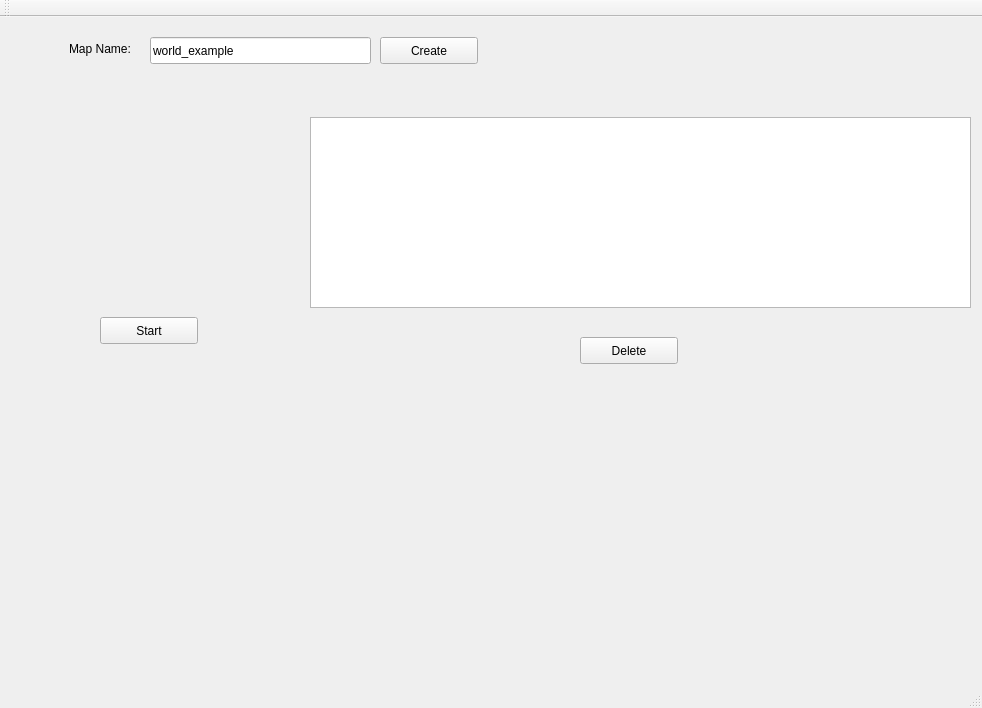
The window that shakey_quickstart/src/mainwindow.ui (speckdavid/shakey2016) describes before a commit, drawn with Qt 5.
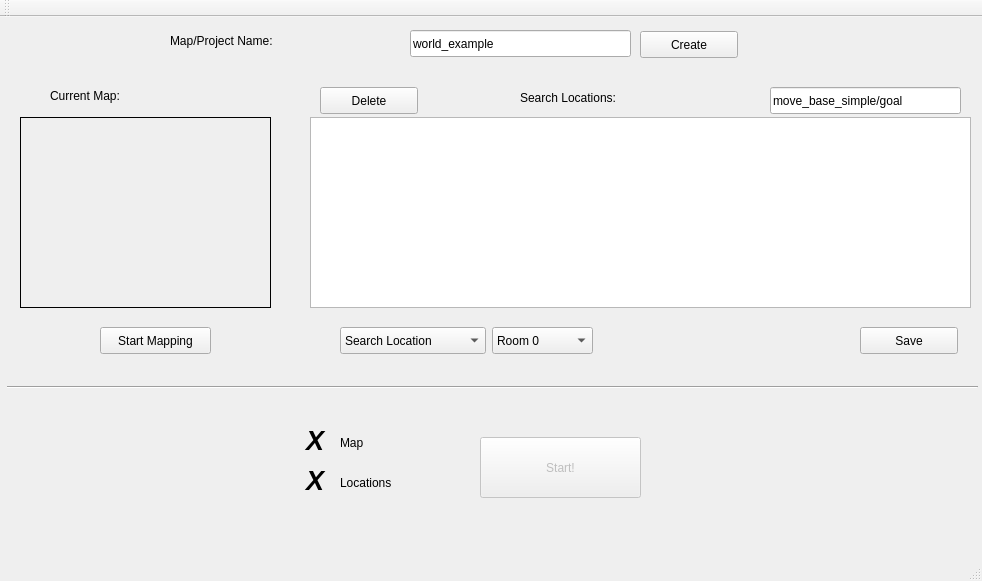
The same window after the commit.

```diff
--- a/shakey_quickstart/src/mainwindow.ui
+++ b/shakey_quickstart/src/mainwindow.ui
@@ -7,7 +7,7 @@
     <x>0</x>
     <y>0</y>
     <width>982</width>
-    <height>708</height>
+    <height>581</height>
    </rect>
   </property>
   <property name="windowTitle">
@@ -17,8 +17,8 @@
    <widget class="QPushButton" name="pushButton">
     <property name="geometry">
      <rect>
-      <x>580</x>
-      <y>320</y>
+      <x>320</x>
+      <y>70</y>
       <width>98</width>
       <height>27</height>
      </rect>
@@ -40,34 +40,42 @@
    <widget class="QLabel" name="currentMap">
     <property name="geometry">
      <rect>
-      <x>15</x>
-      <y>6</y>
-      <width>241</width>
-      <height>181</height>
+      <x>20</x>
+      <y>100</y>
+      <width>251</width>
+      <height>191</height>
      </rect>
     </property>
+    <property name="styleSheet">
+     <string notr="true">border-color: rgb(0, 0, 0);
+border: 1px solid black;
+text-align: center;</string>
+    </property>
     <property name="text">
      <string/>
     </property>
+    <property name="alignment">
+     <set>Qt::AlignCenter</set>
+    </property>
    </widget>
    <widget class="QPushButton" name="mapUpdateButton">
     <property name="geometry">
      <rect>
       <x>100</x>
-      <y>300</y>
-      <width>98</width>
+      <y>310</y>
+      <width>111</width>
       <height>27</height>
      </rect>
     </property>
     <property name="text">
-     <string>Start</string>
+     <string>Start Mapping</string>
     </property>
    </widget>
    <widget class="QLineEdit" name="worldName">
     <property name="geometry">
      <rect>
-      <x>150</x>
-      <y>20</y>
+      <x>410</x>
+      <y>13</y>
       <width>221</width>
       <height>27</height>
      </rect>
@@ -76,24 +84,11 @@
      <string>world_example</string>
     </property>
    </widget>
-   <widget class="QLabel" name="label">
-    <property name="geometry">
-     <rect>
-      <x>69</x>
-      <y>22</y>
-      <width>81</width>
-      <height>20</height>
-     </rect>
-    </property>
-    <property name="text">
-     <string>Map Name:</string>
-    </property>
-   </widget>
    <widget class="QPushButton" name="pushButton_createFolder">
     <property name="geometry">
      <rect>
-      <x>380</x>
-      <y>20</y>
+      <x>640</x>
+      <y>14</y>
       <width>98</width>
       <height>27</height>
      </rect>
@@ -102,6 +97,299 @@
      <string>Create</string>
     </property>
    </widget>
+   <widget class="QLabel" name="label_2">
+    <property name="geometry">
+     <rect>
+      <x>520</x>
+      <y>70</y>
+      <width>211</width>
+      <height>21</height>
+     </rect>
+    </property>
+    <property name="styleSheet">
+     <string notr="true">font: 75 20pt &quot;Ubuntu&quot;;</string>
+    </property>
+    <property name="text">
+     <string>Search Locations:</string>
+    </property>
+   </widget>
+   <widget class="QLabel" name="label_3">
+    <property name="geometry">
+     <rect>
+      <x>50</x>
+      <y>63</y>
+      <width>211</width>
+      <height>31</height>
+     </rect>
+    </property>
+    <property name="styleSheet">
+     <string notr="true">font: 75 20pt &quot;Ubuntu&quot;;</string>
+    </property>
+    <property name="text">
+     <string>Current Map:</string>
+    </property>
+   </widget>
+   <widget class="QLabel" name="label_4">
+    <property name="geometry">
+     <rect>
+      <x>170</x>
+      <y>8</y>
+      <width>241</width>
+      <height>31</height>
+     </rect>
+    </property>
+    <property name="styleSheet">
+     <string notr="true">font: 75 20pt &quot;Ubuntu&quot;;</string>
+    </property>
+    <property name="text">
+     <string>Map/Project Name:</string>
+    </property>
+   </widget>
+   <widget class="QComboBox" name="comboBox_LocType">
+    <property name="geometry">
+     <rect>
+      <x>340</x>
+      <y>310</y>
+      <width>146</width>
+      <height>27</height>
+     </rect>
+    </property>
+    <item>
+     <property name="text">
+      <string>Search Location</string>
+     </property>
+    </item>
+    <item>
+     <property name="text">
+      <string>Doorway</string>
+     </property>
+    </item>
+   </widget>
+   <widget class="QComboBox" name="comboBox_Room">
+    <property name="geometry">
+     <rect>
+      <x>492</x>
+      <y>310</y>
+      <width>101</width>
+      <height>27</height>
+     </rect>
+    </property>
+    <item>
+     <property name="text">
+      <string>Room 0</string>
+     </property>
+    </item>
+    <item>
+     <property name="text">
+      <string>Room 1</string>
+     </property>
+    </item>
+    <item>
+     <property name="text">
+      <string>Room 2</string>
+     </property>
+    </item>
+    <item>
+     <property name="text">
+      <string>Room 3</string>
+     </property>
+    </item>
+    <item>
+     <property name="text">
+      <string>Room 4</string>
+     </property>
+    </item>
+    <item>
+     <property name="text">
+      <string>Room 5</string>
+     </property>
+    </item>
+    <item>
+     <property name="text">
+      <string>Room 6</string>
+     </property>
+    </item>
+    <item>
+     <property name="text">
+      <string>Room 7</string>
+     </property>
+    </item>
+    <item>
+     <property name="text">
+      <string>Room 8</string>
+     </property>
+    </item>
+    <item>
+     <property name="text">
+      <string>Room 9</string>
+     </property>
+    </item>
+   </widget>
+   <widget class="QLineEdit" name="lineEdit_Topic">
+    <property name="geometry">
+     <rect>
+      <x>770</x>
+      <y>70</y>
+      <width>191</width>
+      <height>27</height>
+     </rect>
+    </property>
+    <property name="text">
+     <string>move_base_simple/goal</string>
+    </property>
+   </widget>
+   <widget class="Line" name="line">
+    <property name="geometry">
+     <rect>
+      <x>7</x>
+      <y>360</y>
+      <width>971</width>
+      <height>20</height>
+     </rect>
+    </property>
+    <property name="orientation">
+     <enum>Qt::Horizontal</enum>
+    </property>
+   </widget>
+   <widget class="QPushButton" name="pushButton_SaveLocs">
+    <property name="geometry">
+     <rect>
+      <x>860</x>
+      <y>310</y>
+      <width>98</width>
+      <height>27</height>
+     </rect>
+    </property>
+    <property name="text">
+     <string>Save</string>
+    </property>
+   </widget>
+   <widget class="QPushButton" name="pushButton_Start">
+    <property name="enabled">
+     <bool>false</bool>
+    </property>
+    <property name="geometry">
+     <rect>
+      <x>480</x>
+      <y>420</y>
+      <width>161</width>
+      <height>61</height>
+     </rect>
+    </property>
+    <property name="styleSheet">
+     <string notr="true">font: 75 20pt &quot;Ubuntu&quot;
+
+
+</string>
+    </property>
+    <property name="text">
+     <string>Start!</string>
+    </property>
+   </widget>
+   <widget class="QLineEdit" name="lineEdit_XLocations">
+    <property name="geometry">
+     <rect>
+      <x>303</x>
+      <y>446</y>
+      <width>41</width>
+      <height>35</height>
+     </rect>
+    </property>
+    <property name="font">
+     <font>
+      <pointsize>20</pointsize>
+      <weight>75</weight>
+      <italic>true</italic>
+      <bold>true</bold>
+     </font>
+    </property>
+    <property name="styleSheet">
+     <string notr="true">QLineEdit:!focus
+{
+  border: 1px solid transparent;
+  background: transparent;
+}
+QLineEdit:focus
+{
+  border: 1px solid transparent;
+  background: white;
+}</string>
+    </property>
+    <property name="text">
+     <string>X</string>
+    </property>
+    <property name="readOnly">
+     <bool>true</bool>
+    </property>
+   </widget>
+   <widget class="QLabel" name="label_5">
+    <property name="geometry">
+     <rect>
+      <x>340</x>
+      <y>410</y>
+      <width>241</width>
+      <height>31</height>
+     </rect>
+    </property>
+    <property name="styleSheet">
+     <string notr="true">font: 75 20pt &quot;Ubuntu&quot;;</string>
+    </property>
+    <property name="text">
+     <string>Map</string>
+    </property>
+   </widget>
+   <widget class="QLabel" name="label_6">
+    <property name="geometry">
+     <rect>
+      <x>340</x>
+      <y>450</y>
+      <width>151</width>
+      <height>31</height>
+     </rect>
+    </property>
+    <property name="styleSheet">
+     <string notr="true">font: 75 20pt &quot;Ubuntu&quot;;</string>
+    </property>
+    <property name="text">
+     <string>Locations</string>
+    </property>
+   </widget>
+   <widget class="QLineEdit" name="lineEdit_XMap">
+    <property name="geometry">
+     <rect>
+      <x>303</x>
+      <y>406</y>
+      <width>41</width>
+      <height>35</height>
+     </rect>
+    </property>
+    <property name="font">
+     <font>
+      <pointsize>20</pointsize>
+      <weight>75</weight>
+      <italic>true</italic>
+      <bold>true</bold>
+     </font>
+    </property>
+    <property name="styleSheet">
+     <string notr="true">QLineEdit:!focus
+{
+  border: 1px solid transparent;
+  background: transparent;
+}
+QLineEdit:focus
+{
+  border: 1px solid transparent;
+  background: white;
+}</string>
+    </property>
+    <property name="text">
+     <string>X</string>
+    </property>
+    <property name="readOnly">
+     <bool>true</bool>
+    </property>
+   </widget>
   </widget>
   <widget class="QMenuBar" name="menuBar">
    <property name="geometry">
```
Left out of the diff: 5 changed lines with no effect on the pictures.
